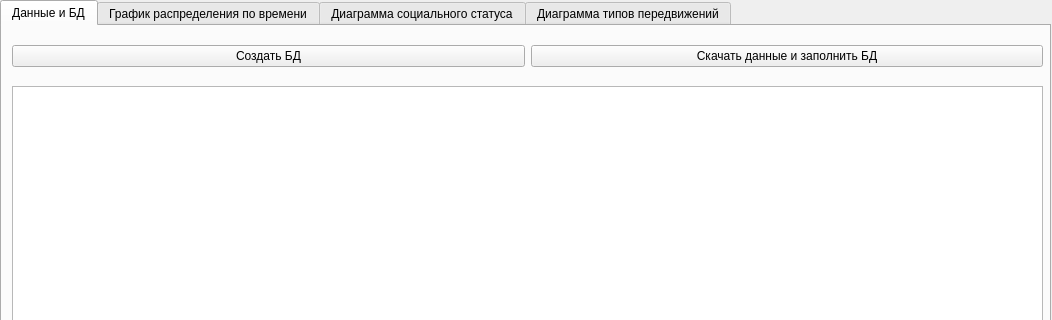
Qt form desktop/ui/main_window.ui (Lockerio/QuestionnaireWorker) before a commit; both pictures show x 0 to 1052 and y 0 to 320 of the 1052 by 727 pixel window.
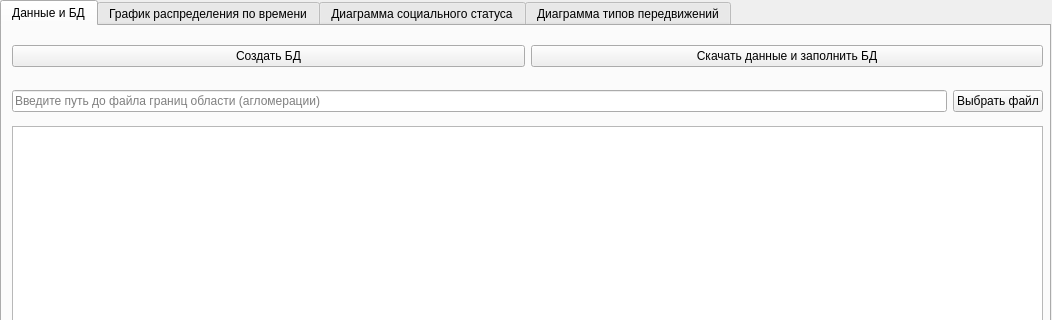
The same form after that commit.

Commit message: Add filtration by shape

```diff
--- a/desktop/ui/main_window.ui
+++ b/desktop/ui/main_window.ui
@@ -79,11 +79,37 @@
       <property name="geometry">
        <rect>
         <x>10</x>
+        <y>100</y>
+        <width>1031</width>
+        <height>451</height>
+       </rect>
+      </property>
+     </widget>
+     <widget class="QWidget" name="layoutWidget">
+      <property name="geometry">
+       <rect>
+        <x>10</x>
         <y>60</y>
         <width>1031</width>
-        <height>491</height>
+        <height>30</height>
        </rect>
       </property>
+      <layout class="QHBoxLayout" name="horizontalLayout_10">
+       <item>
+        <widget class="QLineEdit" name="filepathToShapeFile">
+         <property name="placeholderText">
+          <string>Введите путь до файла границ области (агломерации)</string>
+         </property>
+        </widget>
+       </item>
+       <item>
+        <widget class="QPushButton" name="uploadShapeFileButton">
+         <property name="text">
+          <string>Выбрать файл</string>
+         </property>
+        </widget>
+       </item>
+      </layout>
      </widget>
     </widget>
     <widget class="QWidget" name="tab_2">
```
The commit also changes 5 other files.
